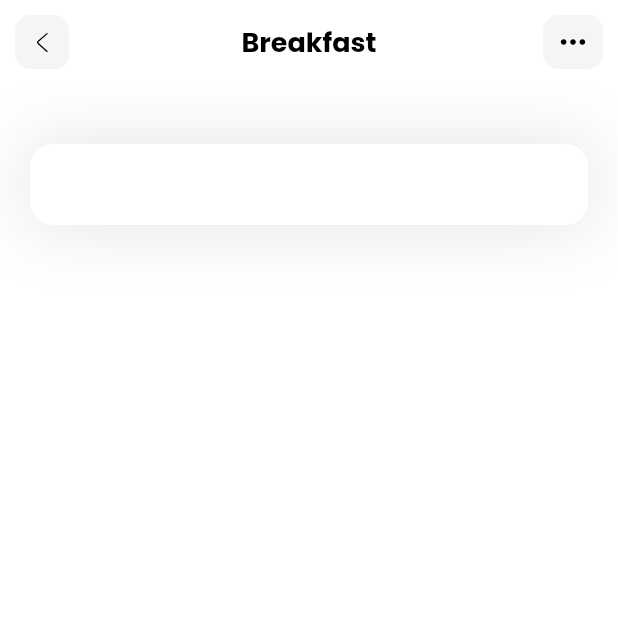
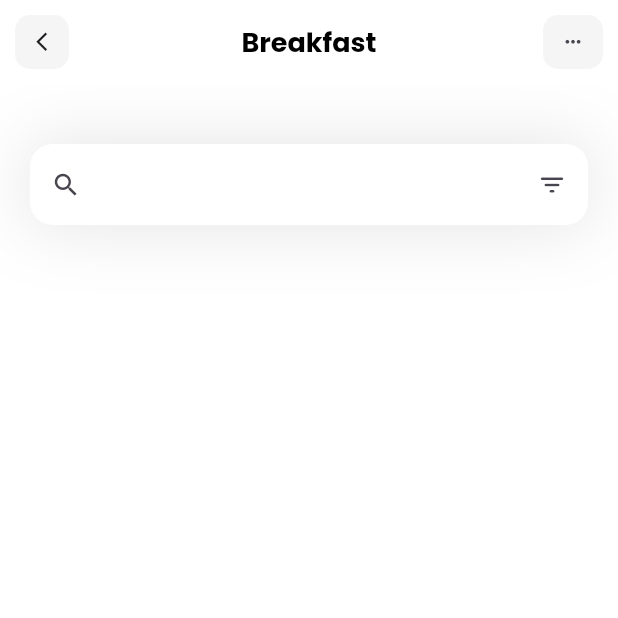
Before and after one commit to ccmanganti/flutter-practice, a Flutter app: the screen it shows after launch, on a phone screen of 412 x 824 dp, the top half of it. Run offline on Flutter 3.47's test engine with Material 3 defaults, Android fonts, the phone set to English and light mode, and no system bars.

Commit message:
Saving the State so I can practice basics

```diff
--- a/lib/pages/home.dart
+++ b/lib/pages/home.dart
@@ -1,5 +1,4 @@
 import "package:flutter/material.dart";
-import "package:flutter_svg/flutter_svg.dart";
 
 class Homepage extends StatelessWidget {
   const Homepage({super.key});
@@ -10,25 +9,31 @@ class Homepage extends StatelessWidget {
     const lightgrayColor = Color.fromARGB(255, 245, 245, 245);
     return Scaffold(
       appBar: appBar(primaryColor, lightgrayColor),
-      body:
-        Column(
+      body: Column(
         children: [
           Container(
             margin: const EdgeInsets.only(top: 40, left: 20, right: 20),
-              decoration: BoxDecoration(
-                boxShadow: [
+            decoration: BoxDecoration(boxShadow: [
               BoxShadow(
                   color: Colors.black.withOpacity(0.11),
                   blurRadius: 40,
-                    spreadRadius: 0.0
-                  )
-                ]
-              ),
+                  spreadRadius: 0.0)
+            ]),
             child: TextField(
               decoration: InputDecoration(
+                prefixIcon: IconButton(
+                onPressed: (){
+                  print("Hello World");
+                },
+                icon: const Icon(Icons.search, size: 20)),
+                suffixIcon: IconButton(
+                  onPressed: (){
+                    print("Hello World");
+                  },
+                  icon: const Icon(Icons.filter_list_rounded, size: 20)),
                   filled: true,
                   fillColor: Colors.white,
-                  contentPadding: EdgeInsets.all(15),
+                  contentPadding: const EdgeInsets.all(15),
                   border: OutlineInputBorder(
                     borderRadius: BorderRadius.circular(15),
                     borderSide: BorderSide.none,
@@ -36,9 +41,15 @@ class Homepage extends StatelessWidget {
               ),
             ),
           ),
+          Container(
+          ),
         ],
       ),
     );
+  }
+
+  void something() {
+    print("Hello Flutter");
   }
 
   AppBar appBar(Color primaryColor, lightgrayColor) {
@@ -63,11 +74,11 @@ class Homepage extends StatelessWidget {
             color: lightgrayColor,
             borderRadius: BorderRadius.circular(10),
           ),
-          child: SvgPicture.asset(
-            'assets/icons/back.svg',
-            height: 20,
-            width: 20,
-          ),
+          child: IconButton(
+              onPressed: (){
+                print("Hello World");
+              },
+              icon: const Icon(Icons.arrow_back_ios_outlined, size: 15)),
         ),
       ),
 
@@ -83,11 +94,11 @@ class Homepage extends StatelessWidget {
               color: lightgrayColor,
               borderRadius: BorderRadius.circular(10),
             ),
-            child: SvgPicture.asset(
-              'assets/icons/three-dots.svg',
-              height: 20,
-              width: 20,
-            ),
+            child: IconButton(
+              onPressed: (){
+                print("Hello World");
+              },
+              icon: const Icon(Icons.more_horiz, size: 15)),
           ),
         ),
       ],
```
Also changed, not shown: samples/sample.dart (+8 -4 lines). Lines whose indentation alone changed are shown as unchanged.
